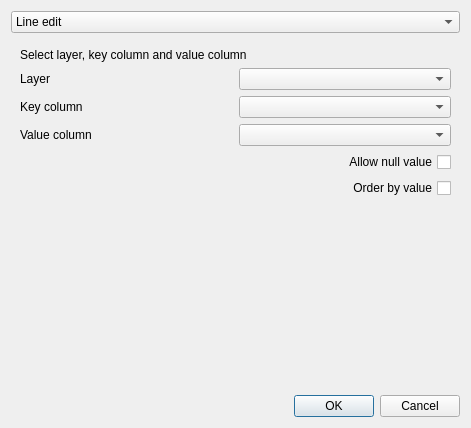
Qt form src/ui/qgsattributetypeedit.ui (qgis/QGIS) before a commit.
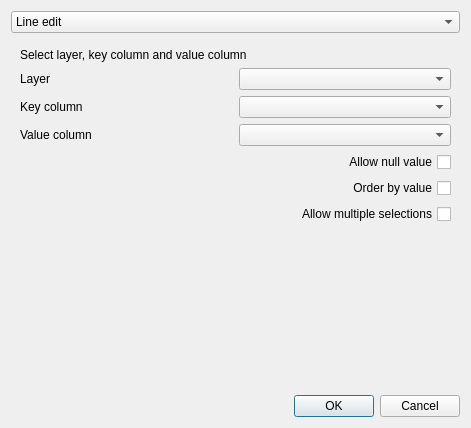
The same form after that commit. The open tabs and pages were chosen to show the change.

Commit message: [FEATURE] add multiple selection option in value relations

The edit to the form file:
```diff
--- a/src/ui/qgsattributetypeedit.ui
+++ b/src/ui/qgsattributetypeedit.ui
@@ -682,6 +682,16 @@
          </property>
         </widget>
        </item>
+       <item row="6" column="1">
+        <widget class="QCheckBox" name="valueRelationAllowMulti">
+         <property name="layoutDirection">
+          <enum>Qt::RightToLeft</enum>
+         </property>
+         <property name="text">
+          <string>Allow multiple selections</string>
+         </property>
+        </widget>
+       </item>
       </layout>
      </widget>
      <widget class="QWidget" name="uuidGenPage">
```
The commit also changes 6 other files.
